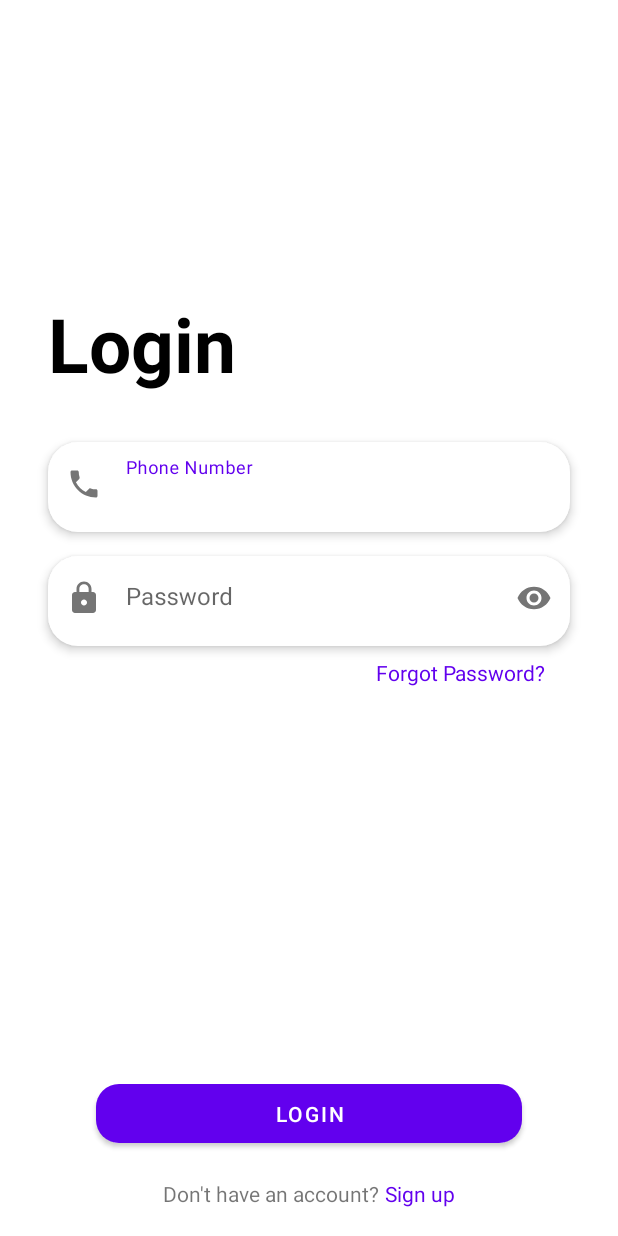
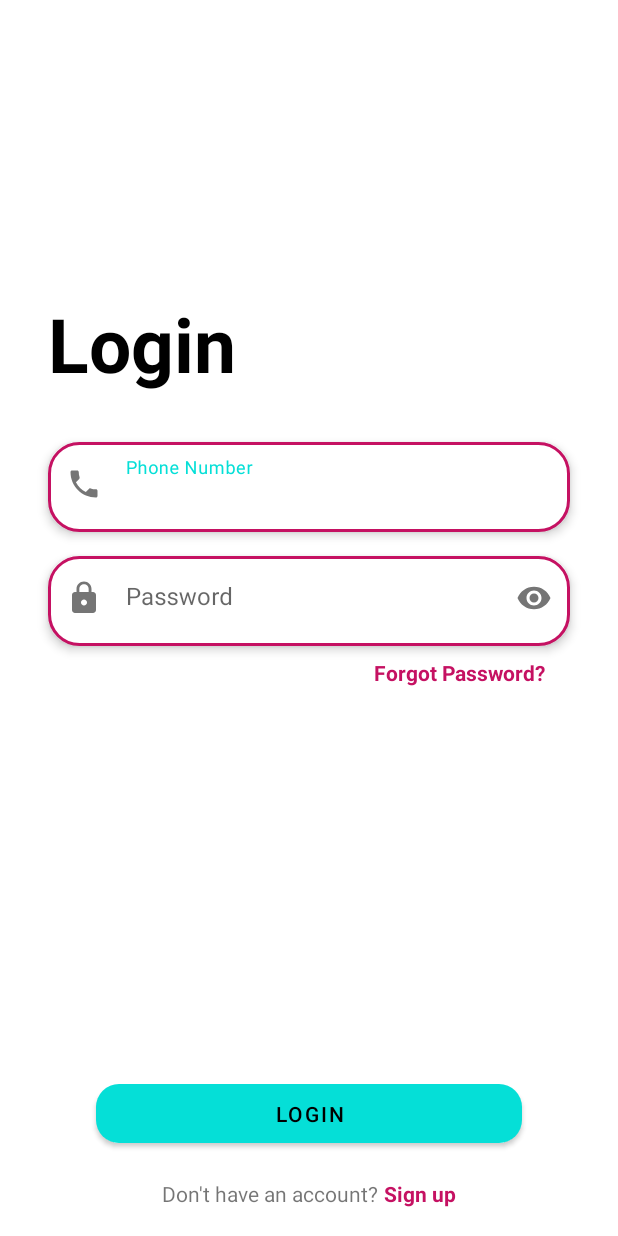
Before and after one commit to amirAHS2000/Pharmacy-Android, an Android app: the screen it shows after launch (PrepareActivity), on a phone screen of 412 x 824 dp. Run offline under Robolectric (Android 15) with nearby library versions, the phone set to English and light mode, and no system bars; our stand-ins replace Dagger/Hilt's generated code, data binding.

Commit message:
new theme applied

```diff
--- a/app/src/main/res/drawable/shape_rounded_corner.xml
+++ b/app/src/main/res/drawable/shape_rounded_corner.xml
@@ -6,6 +6,8 @@
 
     <corners android:radius="20dp" />
 
-    <solid android:color="?colorOnPrimary" />
+    <solid android:color="?colorSurface" />
+
+    <stroke android:color="?colorSecondary" android:width="2dp"/>
 
 </shape>
--- a/app/src/main/res/layout/fragment_login.xml
+++ b/app/src/main/res/layout/fragment_login.xml
@@ -89,6 +89,7 @@
 
             <TextView
                 android:id="@+id/forgotPassword"
+                style="@style/textAccentButton"
                 android:layout_width="wrap_content"
                 android:layout_height="wrap_content"
                 android:layout_marginTop="8dp"
@@ -98,7 +99,6 @@
                 android:minHeight="48dp"
                 android:onClick="@{() -> viewModel.onNavigateToForgetPassword()}"
                 android:text="@string/forgot_password"
-                android:textColor="?colorPrimary"
                 app:layout_constraintEnd_toEndOf="@+id/passwordInputLayout"
                 app:layout_constraintTop_toBottomOf="@+id/passwordInputLayout" />
 
@@ -124,10 +124,10 @@
                     android:text="@string/don_t_have_an_account" />
 
                 <TextView
+                    style="@style/textAccentButton"
                     android:layout_width="wrap_content"
                     android:layout_height="wrap_content"
-                    android:text="@string/sign_up"
-                    android:textColor="?colorPrimary" />
+                    android:text="@string/sign_up" />
             </LinearLayout>
 
             <TextView
@@ -159,12 +159,12 @@
                 android:id="@+id/loginErrorTextView"
                 android:layout_width="wrap_content"
                 android:layout_height="wrap_content"
+                android:textColor="?colorError"
                 android:visibility="gone"
-                tools:text="Error"
-                android:textColor="@android:color/holo_red_light"
                 app:layout_constraintBottom_toTopOf="@+id/loginButton"
                 app:layout_constraintEnd_toEndOf="@+id/loginButton"
                 app:layout_constraintStart_toStartOf="@+id/loginButton"
+                tools:text="Error"
                 tools:visibility="visible" />
 
         </androidx.constraintlayout.widget.ConstraintLayout>
--- a/app/src/main/res/layout/fragment_signup.xml
+++ b/app/src/main/res/layout/fragment_signup.xml
@@ -212,10 +212,10 @@
                     android:text="@string/already_have_an_account" />
 
                 <TextView
+                    style="@style/textAccentButton"
                     android:layout_width="wrap_content"
                     android:layout_height="wrap_content"
-                    android:text="@string/log_in"
-                    android:textColor="?colorPrimary" />
+                    android:text="@string/log_in" />
             </LinearLayout>
 
             <ProgressBar
--- a/app/src/main/res/values-night/themes.xml
+++ b/app/src/main/res/values-night/themes.xml
@@ -2,15 +2,18 @@
     <!-- Base application theme. -->
     <style name="Theme.PharmacyApp" parent="Theme.MaterialComponents.DayNight.NoActionBar">
         <!-- Primary brand color. -->
-        <item name="colorPrimary">@color/purple_200</item>
-        <item name="colorPrimaryVariant">@color/purple_700</item>
+        <item name="colorPrimary">@color/primaryLightColor</item>
+        <item name="colorPrimaryVariant">@color/primaryDarkColor</item>
         <item name="colorOnPrimary">@color/black</item>
         <!-- Secondary brand color. -->
-        <item name="colorSecondary">@color/teal_200</item>
-        <item name="colorSecondaryVariant">@color/teal_200</item>
+        <item name="colorSecondary">@color/secondaryLightColor</item>
+        <item name="colorSecondaryVariant">@color/secondaryColor</item>
         <item name="colorOnSecondary">@color/black</item>
+        <!-- Surface color -->
+        <item name="colorSurface">@color/black</item>
+        <item name="colorOnSurface">@color/white</item>
         <!-- Status bar color. -->
-        <item name="android:statusBarColor" tools:targetApi="l">?attr/colorPrimaryVariant</item>
+        <item name="android:statusBarColor" tools:targetApi="l">?attr/colorSurface</item>
         <!-- Customize your theme here. -->
     </style>
 </resources>
--- a/app/src/main/res/values/colors.xml
+++ b/app/src/main/res/values/colors.xml
@@ -15,4 +15,17 @@
     <color name="home_background_start_color">#FFCF91</color>
     <color name="home_background_end_color">#FFA027</color>
 
+    <!--  theme colors  -->
+    <color name="primaryColor">#05dfd7</color>
+    <color name="primaryLightColor">#69ffff</color>
+    <color name="primaryDarkColor">#00aca6</color>
+<!--    <color name="secondaryColor">#f35588</color>-->
+<!--    <color name="secondaryLightColor">#ff89b8</color>-->
+<!--    <color name="secondaryDarkColor">#BC175B</color>-->
+    <color name="secondaryColor">#c51162</color>
+    <color name="secondaryLightColor">#f35588</color>
+    <color name="secondaryDarkColor">#8e0038</color>
+    <color name="primaryTextColor">#000000</color>
+    <color name="secondaryTextColor">#000000</color>
+
 </resources>
--- /dev/null
+++ b/app/src/main/res/values/styles.xml
@@ -0,0 +1,7 @@
+<?xml version="1.0" encoding="utf-8"?>
+<resources>
+    <style name="textAccentButton">
+        <item name="android:textColor">?attr/colorSecondary</item>
+        <item name="android:textStyle">bold</item>
+    </style>
+</resources>
--- a/app/src/main/res/values/themes.xml
+++ b/app/src/main/res/values/themes.xml
@@ -2,13 +2,16 @@
     <!-- Base application theme. -->
     <style name="Theme.PharmacyApp" parent="Theme.MaterialComponents.DayNight.NoActionBar">
         <!-- Primary brand color. -->
-        <item name="colorPrimary">@color/purple_500</item>
-        <item name="colorPrimaryVariant">@color/purple_700</item>
-        <item name="colorOnPrimary">@color/white</item>
+        <item name="colorPrimary">@color/primaryColor</item>
+        <item name="colorPrimaryVariant">@color/primaryDarkColor</item>
+        <item name="colorOnPrimary">@color/black</item>
         <!-- Secondary brand color. -->
-        <item name="colorSecondary">@color/teal_200</item>
-        <item name="colorSecondaryVariant">@color/teal_700</item>
+        <item name="colorSecondary">@color/secondaryColor</item>
+        <item name="colorSecondaryVariant">@color/secondaryDarkColor</item>
         <item name="colorOnSecondary">@color/black</item>
+        <!-- Surface color -->
+        <item name="colorSurface">@color/white</item>
+        <item name="colorOnSurface">@color/black</item>
         <!-- Status bar color. -->
         <item name="android:statusBarColor" tools:targetApi="l">?attr/colorPrimaryVariant</item>
         <!-- Customize your theme here. -->
```
